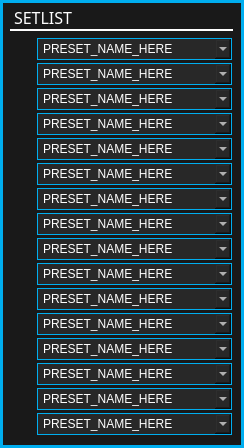
The window that standalone/advanced/forms/setlistForm.ui (Muse-Kinetics/softstep_editor) describes before a commit, drawn with Qt 5.
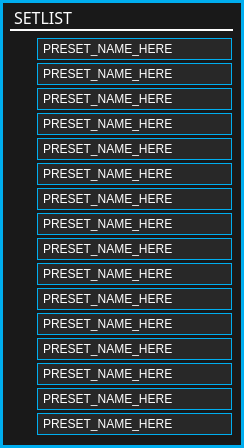
The same window after the commit. Icons and pictures are not drawn.

Commit message: made the comboboxes in setlist and modline ui use custom arrow images and removed the horrible border

What changed in the file:
```diff
--- a/standalone/advanced/forms/setlistForm.ui
+++ b/standalone/advanced/forms/setlistForm.ui
@@ -98,12 +98,49 @@
 	border: 1px solid rgb(0,174,239);
 	background: rgb(40, 40, 40);
 	color: white;
-	padding-left: 5px;
-	padding-top: 3px;
-	padding-bottom: 3px;
-	padding-right: 5px;
+	padding: 3px 5px 3px 5px
  }
 
+QComboBox QListView
+{
+	background-color: rgb(40, 40, 40);
+	border: transparent;
+	font: 10px &quot;Futura&quot;;
+	padding-left: 5px;
+	min-width: 100px;
+}
+
+QComboBox::item:alternate
+{
+	background: rgb(90, 90, 90);
+}
+
+QComboBox::item:selected
+{
+	border: 1px solid transparent;
+	background: rgb(0,174,239);
+}
+
+QComboBox::indicator
+{
+	background-color: transparent;
+	selection-background-color: transparent;
+	color: transparent;
+	selection-color: white;
+}
+
+QComboBox::drop-down
+{
+	width: 14px;
+	height: 1px;
+	subcontrol-origin: margin;
+	subcontrol-position: right center;
+	border-left-width: 0px;
+	border-right-width: 0px;
+	border-top-width: 0px;
+	border-bottom-width: 0px;
+}
+
 QComboBox::down-arrow
 {
 	border: none;
```
The commit also changes 4 other files.
